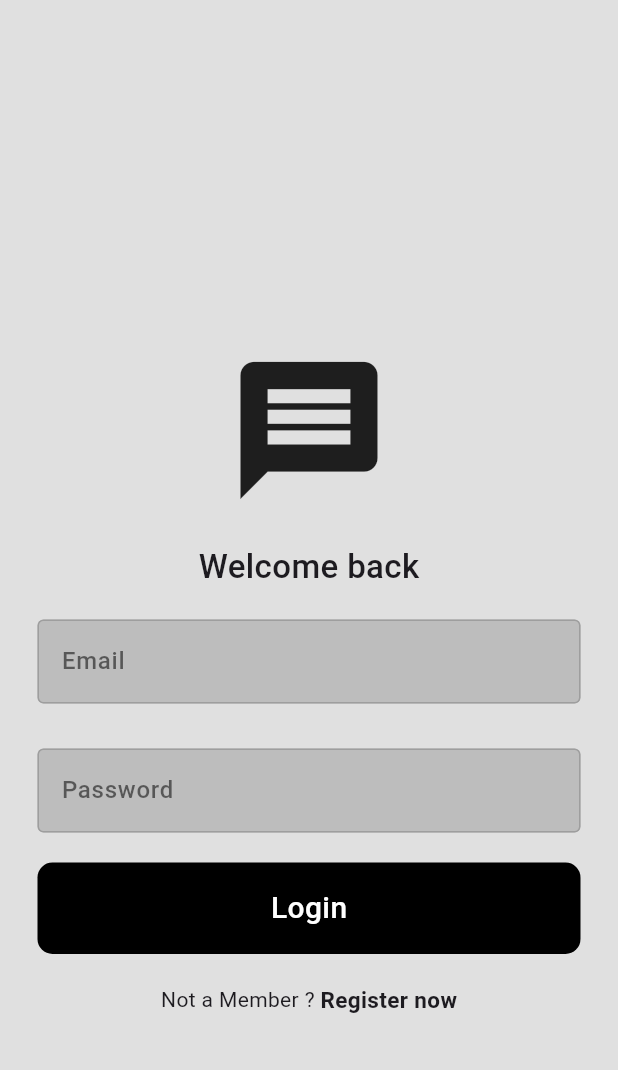
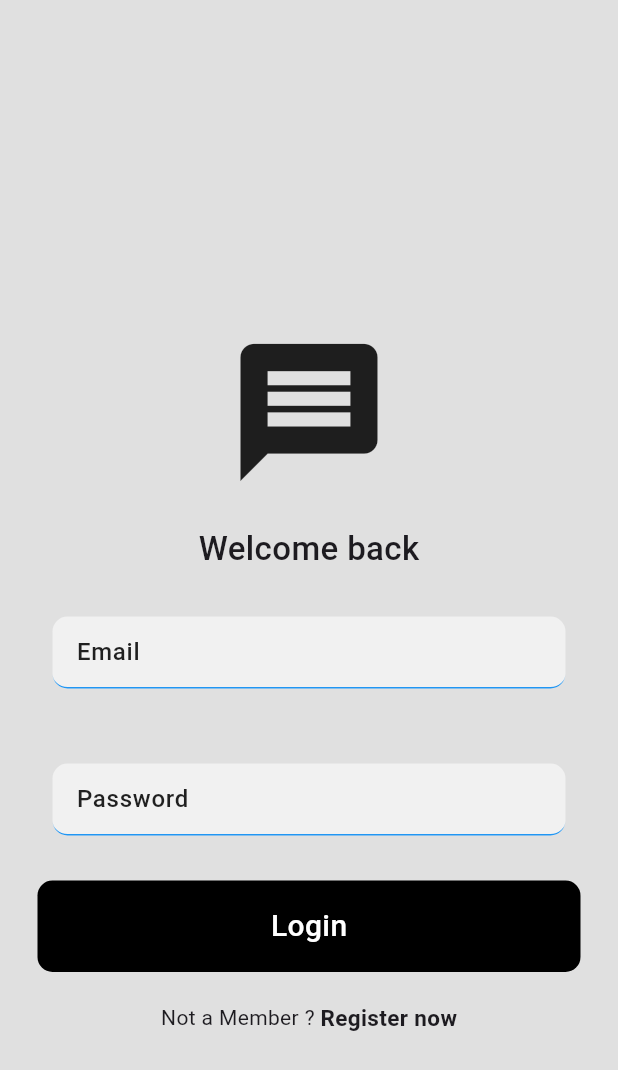
Before and after one commit to iiitl/chat_buddy, a Flutter app: the screen it shows after launch, on a phone screen of 412 x 824 dp. Shown: the top 1070 px of the screen. Run offline on Flutter 3.47's test engine with Material 3 defaults, Android fonts, the phone set to English and light mode, and no system bars; our stand-ins replace cloud_firestore, firebase_auth, firebase_core; accounts and stored records are empty.

Commit message:
Text-field Updated

```diff
--- a/lib/components/Text_field.dart
+++ b/lib/components/Text_field.dart
@@ -11,21 +11,31 @@ class MyTextField extends StatelessWidget {
 
   @override
   Widget build(BuildContext context) {
-    return TextField(
+    return Padding(
+      padding: const EdgeInsets.all(10.0),
+      child: TextField(
+
         controller: controller,
+
         obscureText: unknowntext,
+
         decoration: InputDecoration(
-        enabledBorder: OutlineInputBorder(
-          borderSide: BorderSide(color: Colors.grey)
+          enabledBorder: UnderlineInputBorder(
+              borderSide: BorderSide(color: Colors.blue),
+            borderRadius: BorderRadius.circular(10)
           ),
-        focusedBorder: const OutlineInputBorder(
-            borderSide: BorderSide(color: Colors.grey)
+
+          focusedBorder: const UnderlineInputBorder(
+              borderSide: BorderSide(color: Colors.blue)
           ),
-        fillColor:  Colors.grey[400],
+
+          fillColor:  Colors.white54,
           filled: true,
           hintText: hinttext,
-        hintStyle: TextStyle(color: Colors.black54,
-        fontWeight: FontWeight.w500),
+          hintStyle: TextStyle(color: Colors.black87,
+          fontWeight: FontWeight.w500,
+          ),
+        ),
       ),
     );
   }
```
Lines whose indentation alone changed are shown as unchanged.
